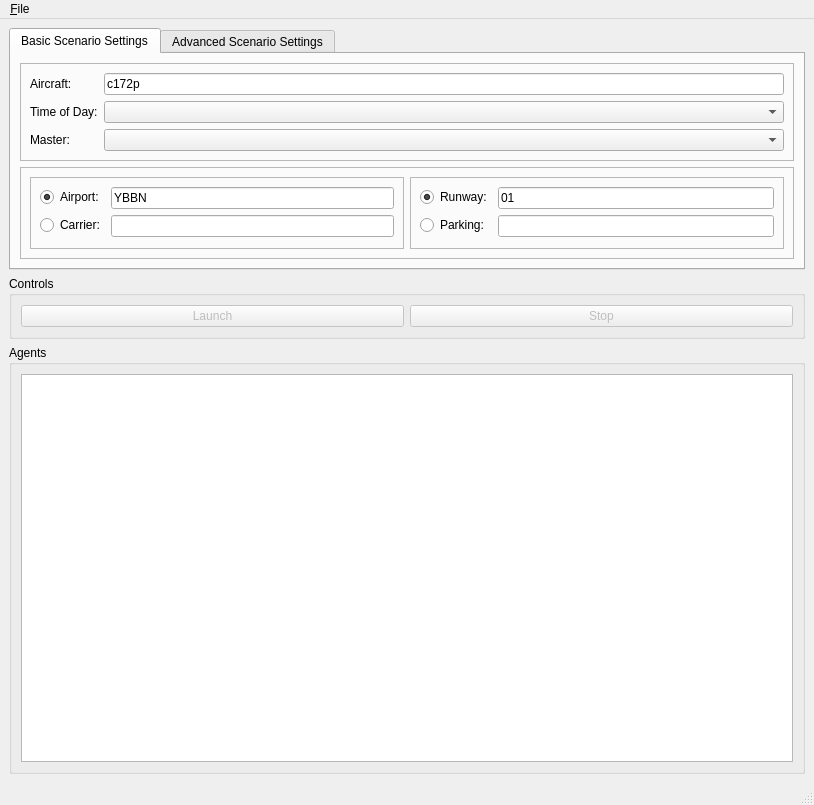
First picture: the form in fgo/ui/MainWindow.ui, repository cgspeck/fg-orchestrator, before the edit.
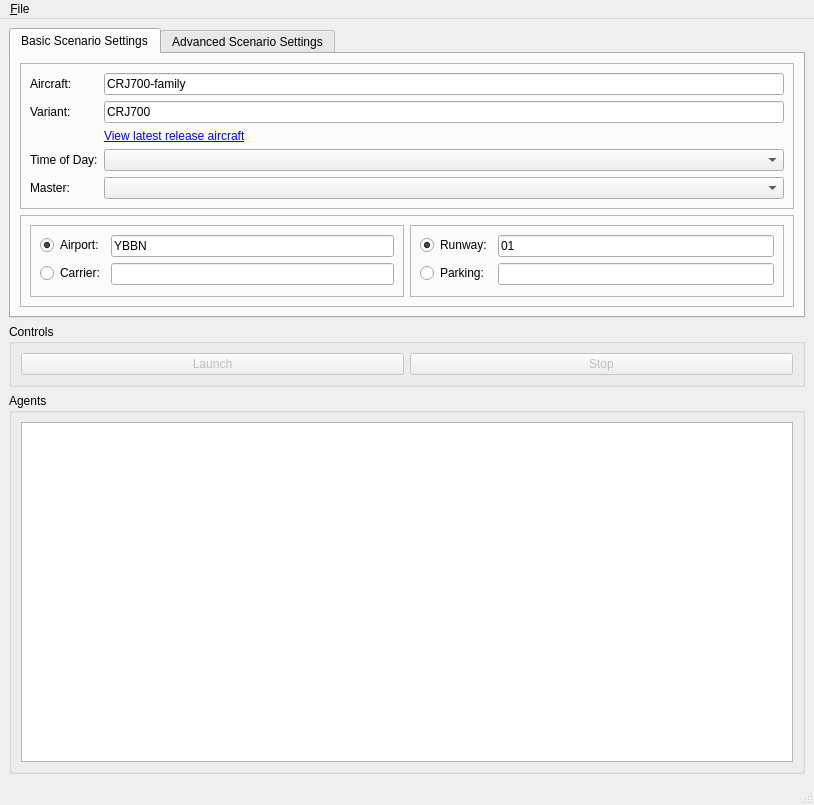
Second picture: the form after the edit.

Commit message: Pass through an aircraft variant and provide a link to the released aircrafts

Patch:
```diff
--- a/fgo/ui/MainWindow.ui
+++ b/fgo/ui/MainWindow.ui
@@ -56,34 +56,58 @@
            <item row="0" column="1">
             <widget class="QLineEdit" name="leAircraft">
              <property name="text">
-              <string>c172p</string>
+              <string>CRJ700-family</string>
              </property>
             </widget>
            </item>
-           <item row="1" column="0">
+           <item row="3" column="0">
             <widget class="QLabel" name="label_2">
              <property name="text">
               <string>Time of Day:</string>
              </property>
             </widget>
            </item>
-           <item row="1" column="1">
+           <item row="3" column="1">
             <widget class="QComboBox" name="cbTimeOfDay"/>
            </item>
-           <item row="2" column="0">
+           <item row="4" column="0">
             <widget class="QLabel" name="label_3">
              <property name="text">
               <string>Master:</string>
              </property>
             </widget>
            </item>
-           <item row="2" column="1">
+           <item row="4" column="1">
             <widget class="QComboBox" name="cbMasterAgent">
              <property name="toolTip">
               <string>Select an agent to be master, must be online and ready</string>
              </property>
             </widget>
            </item>
+           <item row="1" column="0">
+            <widget class="QLabel" name="label_9">
+             <property name="text">
+              <string>Variant:</string>
+             </property>
+            </widget>
+           </item>
+           <item row="1" column="1">
+            <widget class="QLineEdit" name="leAircraftVariant">
+             <property name="text">
+              <string>CRJ700</string>
+             </property>
+            </widget>
+           </item>
+           <item row="2" column="1">
+            <widget class="QLabel" name="leAircraftLink">
+             <property name="text">
+              <string>&lt;a href=&quot;https://svn.code.sf.net/p/flightgear/fgaddon/trunk/Aircraft/&quot;&gt;View latest release aircraft&lt;/a&gt;</string>
+             </property>
+             <property name="openExternalLinks">
+              <bool>true</bool>
+             </property>
+            </widget>
+           </item>
           </layout>
          </widget>
         </item>
```
Left out of the diff: 2 changed lines with no effect on the pictures. The commit also changes 6 other files.
